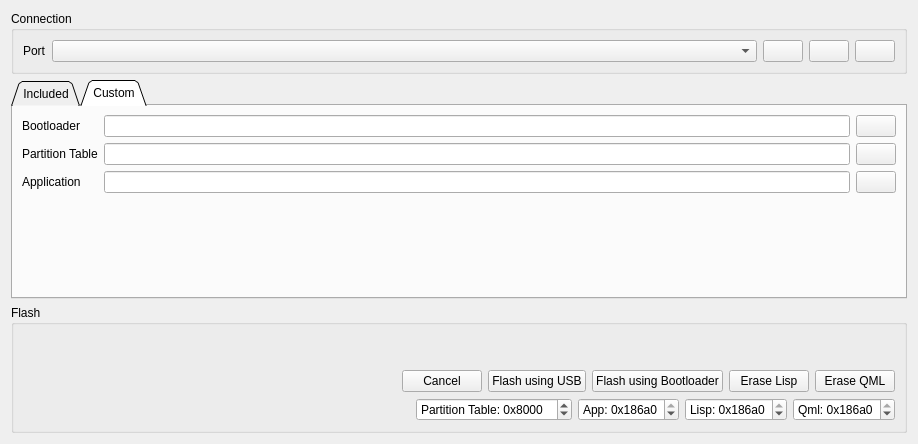
Qt form pages/pageespprog.ui (vedderb/vesc_tool) before a commit.
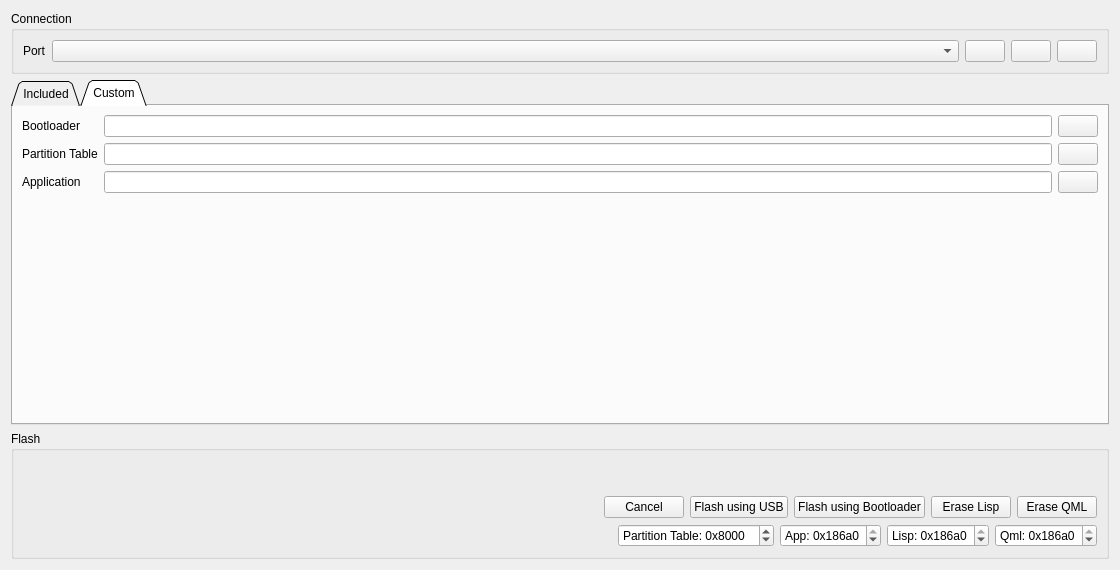
The same form after that commit. The open tabs and pages were chosen to show the change. Icons and pictures are not drawn. Custom widgets are drawn as their Qt base class.

Commit message: Fixed custom file page in esp prog

```diff
--- a/pages/pageespprog.ui
+++ b/pages/pageespprog.ui
@@ -6,8 +6,8 @@
    <rect>
     <x>0</x>
     <y>0</y>
-    <width>918</width>
-    <height>444</height>
+    <width>1120</width>
+    <height>570</height>
    </rect>
   </property>
   <property name="windowTitle">
@@ -133,7 +133,7 @@
       <attribute name="title">
        <string>Custom</string>
       </attribute>
-      <layout class="QVBoxLayout" name="verticalLayout_3">
+      <layout class="QVBoxLayout" name="verticalLayout_3" stretch="0,1">
        <item>
         <layout class="QGridLayout" name="gridLayout">
          <item row="0" column="0">
```
